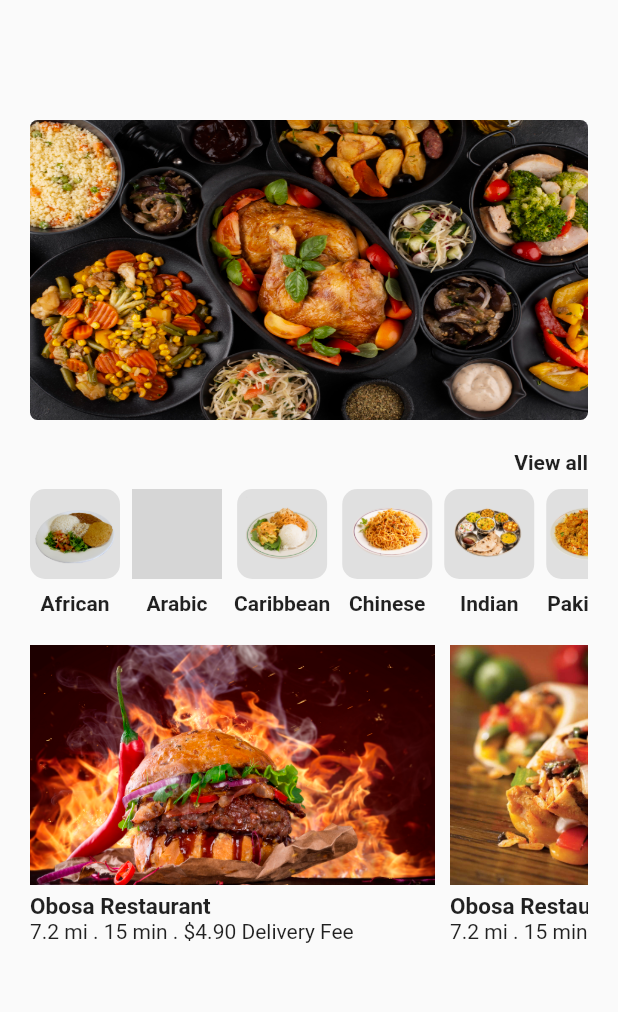
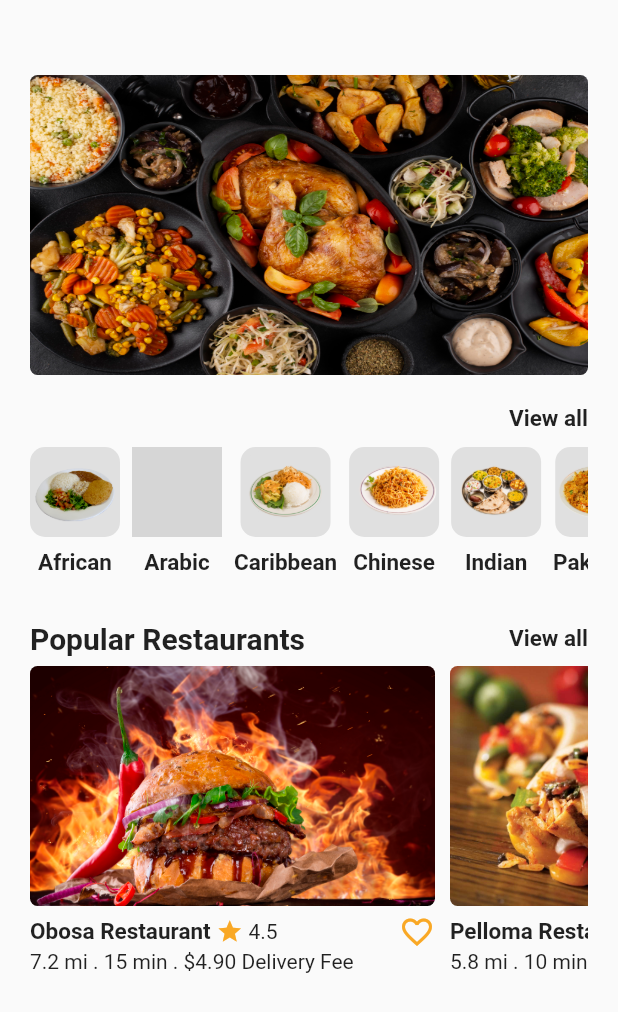
Before and after one commit to Hassanulhaq52/Food-App, a Flutter app: the screen it shows after launch, on a phone screen of 412 x 824 dp. Shown: the top 1012 px of the screen. Run offline on Flutter 3.47's test engine with Material 2 defaults, Android fonts, the light colour scheme and no system bars; grey boxes are pictures that could not be loaded.

Commit message:
Restaurant screen completed.

```diff
--- a/lib/constants/constants.dart
+++ b/lib/constants/constants.dart
@@ -1,11 +1,17 @@
 import 'package:flutter/material.dart';
 
-const textStyle = TextStyle(
-  fontWeight: FontWeight.bold,
-  fontSize: 14.0,
-);
+class Constant {
+  static const TextStyle textStyle = TextStyle(
+    fontWeight: FontWeight.bold,
+    fontSize: 15.0,
+  );
 
-var boxDecoration = BoxDecoration(
-  color: Colors.grey.shade300,
-  borderRadius: BorderRadius.circular(10),
-);
+  static BoxDecoration boxDecoration = BoxDecoration(
+    color: Colors.grey.shade300,
+    borderRadius: BorderRadius.circular(10),
+  );
+
+  static BoxDecoration restaurantDecoration = BoxDecoration(
+    borderRadius: BorderRadius.circular(5),
+  );
+}
--- a/lib/screens/category_screen.dart
+++ b/lib/screens/category_screen.dart
@@ -15,7 +15,7 @@ class CategoryScreen extends StatelessWidget {
               Container(
                 height: 60,
                 width: 60,
-                decoration: boxDecoration,
+                decoration: Constant.boxDecoration,
                 child: Image.asset(
                   'assets/african.png',
                 ),
@@ -25,7 +25,7 @@ class CategoryScreen extends StatelessWidget {
               ),
               const Text(
                 'African',
-                style: textStyle,
+                style: Constant.textStyle,
               ),
             ],
           ),
@@ -37,7 +37,7 @@ class CategoryScreen extends StatelessWidget {
               Container(
                 height: 60,
                 width: 60,
-                decoration: boxDecoration,
+                decoration: Constant.boxDecoration,
                 child: Image.asset(
                   'assets/arabic.png',
                 ),
@@ -47,7 +47,7 @@ class CategoryScreen extends StatelessWidget {
               ),
               const Text(
                 'Arabic',
-                style: textStyle,
+                style: Constant.textStyle,
               ),
             ],
           ),
@@ -60,11 +60,9 @@ class CategoryScreen extends StatelessWidget {
                 padding: const EdgeInsets.only(bottom: 10),
                 height: 60,
                 width: 60,
-                decoration: boxDecoration,
+                decoration: Constant.boxDecoration,
                 child: Image.asset(
                   'assets/caribbean.png',
-                  // height: 80,
-                  // width: 80,
                 ),
               ),
               const SizedBox(
@@ -72,7 +70,7 @@ class CategoryScreen extends StatelessWidget {
               ),
               const Text(
                 'Caribbean',
-                style: textStyle,
+                style: Constant.textStyle,
               ),
             ],
           ),
@@ -84,7 +82,7 @@ class CategoryScreen extends StatelessWidget {
               Container(
                 height: 60,
                 width: 60,
-                decoration: boxDecoration,
+                decoration: Constant.boxDecoration,
                 child: Image.asset(
                   'assets/chinese.png',
                 ),
@@ -94,7 +92,7 @@ class CategoryScreen extends StatelessWidget {
               ),
               const Text(
                 'Chinese',
-                style: textStyle,
+                style: Constant.textStyle,
               ),
             ],
           ),
@@ -106,7 +104,7 @@ class CategoryScreen extends StatelessWidget {
               Container(
                 height: 60,
                 width: 60,
-                decoration: boxDecoration,
+                decoration: Constant.boxDecoration,
                 child: Image.asset(
                   'assets/indian.png',
                 ),
@@ -116,7 +114,7 @@ class CategoryScreen extends StatelessWidget {
               ),
               const Text(
                 'Indian',
-                style: textStyle,
+                style: Constant.textStyle,
               ),
             ],
           ),
@@ -128,7 +126,7 @@ class CategoryScreen extends StatelessWidget {
               Container(
                 height: 60,
                 width: 60,
-                decoration: boxDecoration,
+                decoration: Constant.boxDecoration,
                 child: Image.asset(
                   'assets/pakistani.png',
                 ),
@@ -138,7 +136,7 @@ class CategoryScreen extends StatelessWidget {
               ),
               const Text(
                 'Pakistani',
-                style: textStyle,
+                style: Constant.textStyle,
               ),
             ],
           ),
--- a/lib/screens/home_screen.dart
+++ b/lib/screens/home_screen.dart
@@ -13,7 +13,7 @@ class HomeScreen extends StatelessWidget {
       body: ListView(
         children: [
           Container(
-            margin: EdgeInsets.symmetric(horizontal: 20, vertical: 80),
+            margin: const EdgeInsets.symmetric(horizontal: 20, vertical: 50),
             child: Column(
               children: [
                 Container(
@@ -32,19 +32,19 @@ class HomeScreen extends StatelessWidget {
                 const SizedBox(
                   height: 20.0,
                 ),
-                Align(
+                const Align(
                   alignment: Alignment.centerRight,
                   child: Text(
                     'View all',
-                    style: textStyle,
+                    style: Constant.textStyle,
                   ),
                 ),
-                SizedBox(
+                const SizedBox(
                   height: 10,
                 ),
                 const CategoryScreen(),
                 const SizedBox(
-                  height: 20,
+                  height: 30,
                 ),
                 const RestaurantScreen(),
               ],
--- a/lib/screens/restaurant_screen.dart
+++ b/lib/screens/restaurant_screen.dart
@@ -6,11 +6,27 @@ class RestaurantScreen extends StatelessWidget {
 
   @override
   Widget build(BuildContext context) {
-    return SingleChildScrollView(
+    return Column(
+      children: [
+        Row(
+          mainAxisAlignment: MainAxisAlignment.spaceBetween,
+          children: const [
+            Text(
+              'Popular Restaurants',
+              style: TextStyle(fontWeight: FontWeight.bold, fontSize: 20),
+            ),
+            Text(
+              'View all',
+              style: Constant.textStyle,
+            ),
+          ],
+        ),
+        const SizedBox(
+          height: 7,
+        ),
+        SingleChildScrollView(
           scrollDirection: Axis.horizontal,
           child: Row(
-        // crossAxisAlignment: CrossAxisAlignment.start,
-        // mainAxisAlignment: MainAxisAlignment.start,
             children: [
               Column(
                 crossAxisAlignment: CrossAxisAlignment.start,
@@ -18,8 +34,8 @@ class RestaurantScreen extends StatelessWidget {
                   Container(
                     height: 160,
                     width: 270,
-                decoration: BoxDecoration(
-                  image: DecorationImage(
+                    decoration: Constant.restaurantDecoration.copyWith(
+                      image: const DecorationImage(
                         fit: BoxFit.fill,
                         image: AssetImage('assets/burger.jpg'),
                       ),
@@ -28,16 +44,30 @@ class RestaurantScreen extends StatelessWidget {
                   const SizedBox(
                     height: 5.0,
                   ),
+                  SizedBox(
+                    width: 270,
+                    child: Row(
+                      children: [
                         const Text(
-                'Obosa Restaurant',
-                style: TextStyle(
-                  fontSize: 15,
-                  fontWeight: FontWeight.bold,
+                          'Obosa Restaurant ',
+                          style: Constant.textStyle,
+                        ),
+                        Icon(
+                          Icons.star,
+                          color: Colors.yellow.shade800,
+                          size: 18,
+                        ),
+                        const Text(' 4.5'),
+                        const Spacer(),
+                        Icon(
+                          Icons.favorite_outline_sharp,
+                          color: Colors.yellow.shade800,
+                        ),
+                      ],
                     ),
                   ),
                   const Text(
                     '7.2 mi . 15 min . \$4.90 Delivery Fee',
-                // style: TextStyle(color: Colors.black54),
                   ),
                 ],
               ),
@@ -50,8 +80,8 @@ class RestaurantScreen extends StatelessWidget {
                   Container(
                     height: 160,
                     width: 270,
-                decoration: const BoxDecoration(
-                  image: DecorationImage(
+                    decoration: Constant.restaurantDecoration.copyWith(
+                      image: const DecorationImage(
                         fit: BoxFit.fill,
                         image: AssetImage('assets/roll.jpg'),
                       ),
@@ -60,16 +90,30 @@ class RestaurantScreen extends StatelessWidget {
                   const SizedBox(
                     height: 5.0,
                   ),
+                  SizedBox(
+                    width: 270,
+                    child: Row(
+                      children: [
                         const Text(
-                'Obosa Restaurant',
-                style: TextStyle(
-                  fontSize: 15,
-                  fontWeight: FontWeight.bold,
+                          'Pelloma Restaurant ',
+                          style: Constant.textStyle,
+                        ),
+                        Icon(
+                          Icons.star,
+                          color: Colors.yellow.shade800,
+                          size: 18,
+                        ),
+                        const Text(' 4.9'),
+                        const Spacer(),
+                        Icon(
+                          Icons.favorite_outline_sharp,
+                          color: Colors.yellow.shade800,
+                        ),
+                      ],
                     ),
                   ),
                   const Text(
-                '7.2 mi . 15 min . \$4.90 Delivery Fee',
-                // style: TextStyle(color: Colors.black54),
+                    '5.8 mi . 10 min . \$3.60 Delivery Fee',
                   ),
                 ],
               ),
@@ -82,8 +126,8 @@ class RestaurantScreen extends StatelessWidget {
                   Container(
                     height: 160,
                     width: 270,
-                decoration: const BoxDecoration(
-                  image: DecorationImage(
+                    decoration: Constant.restaurantDecoration.copyWith(
+                      image: const DecorationImage(
                         fit: BoxFit.fill,
                         image: AssetImage('assets/pizza.jpg'),
                       ),
@@ -92,20 +136,88 @@ class RestaurantScreen extends StatelessWidget {
                   const SizedBox(
                     height: 5.0,
                   ),
+                  SizedBox(
+                    width: 270,
+                    child: Row(
+                      children: [
                         const Text(
-                'Obosa Restaurant',
-                style: TextStyle(
-                  fontSize: 15,
-                  fontWeight: FontWeight.bold,
+                          'California Restaurant ',
+                          style: Constant.textStyle,
+                        ),
+                        Icon(
+                          Icons.star,
+                          color: Colors.yellow.shade800,
+                          size: 18,
+                        ),
+                        const Text(' 3.2'),
+                        const Spacer(),
+                        Icon(
+                          Icons.favorite_outline_sharp,
+                          color: Colors.yellow.shade800,
+                        ),
+                      ],
                     ),
                   ),
                   const Text(
-                '7.2 mi . 15 min . \$4.90 Delivery Fee',
+                    '3.4 mi . 7 min . \$2.40 Delivery Fee',
                   ),
                 ],
               ),
+              const SizedBox(
+                width: 10,
+              ),
             ],
           ),
+        ),
+      ],
     );
   }
 }
+
+//
+// Column(
+// crossAxisAlignment: CrossAxisAlignment.start,
+// children: [
+// Container(
+// height: 160,
+// width: 270,
+// decoration: Constant.restaurantDecoration.copyWith(
+// image: const DecorationImage(
+// fit: BoxFit.fill,
+// image: AssetImage('assets/burger.jpg'),
+// ),
+// ),
+// ),
+// const SizedBox(
+// height: 5.0,
+// ),
+// SizedBox(
+// width: 270,
+// child: Row(
+// children: [
+// const Text(
+// 'Obosa Restaurant ',
+// style: Constant.textStyle,
+// ),
+// Icon(
+// Icons.star,
+// color: Colors.yellow.shade800,
+// size: 18,
+// ),
+// const Text(' 4.5'),
+// const Spacer(),
+// Icon(
+// Icons.favorite_outline_sharp,
+// color: Colors.yellow.shade800,
+// ),
+// ],
+// ),
+// ),
+// const Text(
+// '7.2 mi . 15 min . \$4.90 Delivery Fee',
+// ),
+// ],
+// ),
+// const SizedBox(
+// width: 10,
+// ),
```
Also changed, not shown: assets/roll.jpg, lib/screens/popular_foods.dart (added). Lines whose indentation alone changed are shown as unchanged.
